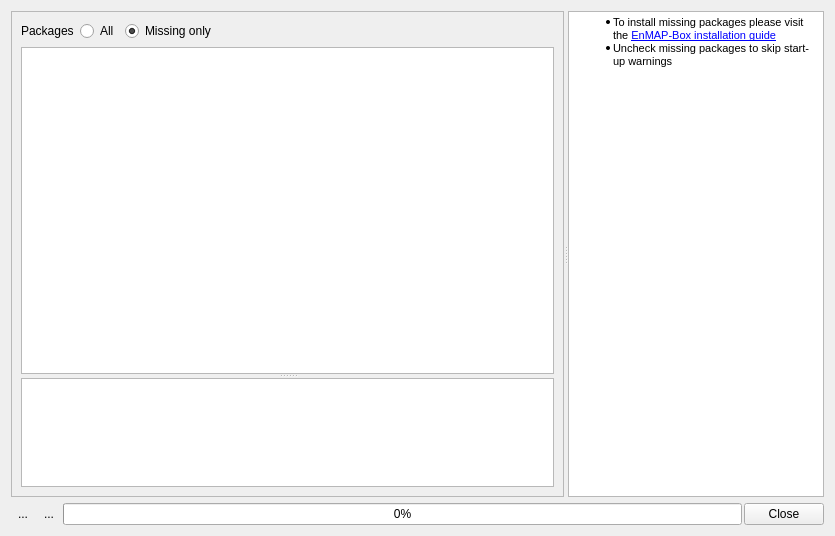
Qt form enmapbox/gui/ui/pippackageinstaller.ui (EnMAP-Box/enmap-box) before a commit.
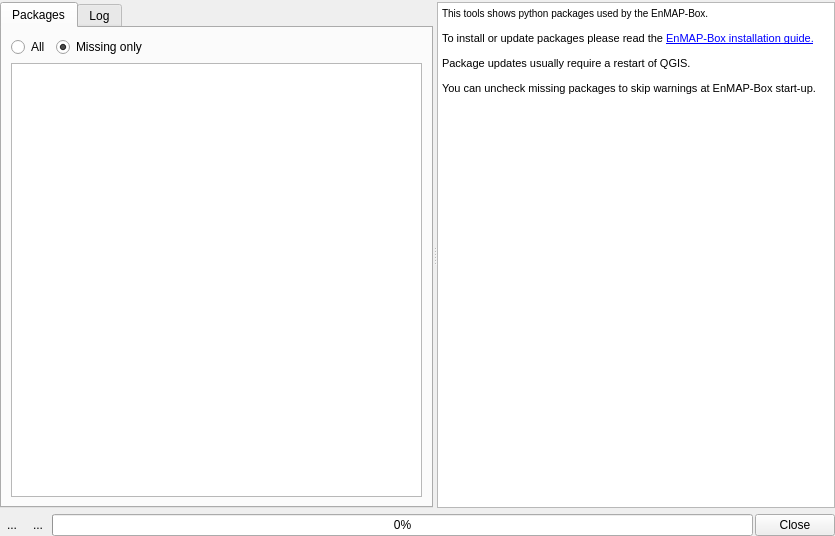
The same form after that commit. Icons and pictures are not drawn. Custom widgets are drawn as their Qt base class.

Commit message: PIP Installer GUI

Patch:
```diff
--- a/enmapbox/gui/ui/pippackageinstaller.ui
+++ b/enmapbox/gui/ui/pippackageinstaller.ui
@@ -13,32 +13,33 @@
   <property name="windowTitle">
    <string>PyPI Package Info</string>
   </property>
-  <layout class="QVBoxLayout" name="verticalLayout_2">
-   <item>
-    <widget class="QSplitter" name="splitter_2">
-     <property name="sizePolicy">
-      <sizepolicy hsizetype="Expanding" vsizetype="Preferred">
-       <horstretch>0</horstretch>
-       <verstretch>2</verstretch>
-      </sizepolicy>
-     </property>
-     <property name="orientation">
-      <enum>Qt::Horizontal</enum>
-     </property>
-     <widget class="QFrame" name="frame">
-      <property name="sizePolicy">
-       <sizepolicy hsizetype="Preferred" vsizetype="Preferred">
-        <horstretch>2</horstretch>
-        <verstretch>0</verstretch>
-       </sizepolicy>
-      </property>
-      <property name="frameShape">
-       <enum>QFrame::StyledPanel</enum>
-      </property>
-      <property name="frameShadow">
-       <enum>QFrame::Raised</enum>
-      </property>
       <layout class="QVBoxLayout" name="verticalLayout">
+   <property name="leftMargin">
+    <number>0</number>
+   </property>
+   <property name="topMargin">
+    <number>2</number>
+   </property>
+   <property name="rightMargin">
+    <number>0</number>
+   </property>
+   <property name="bottomMargin">
+    <number>0</number>
+   </property>
+   <item>
+    <widget class="QSplitter" name="splitter_2">
+     <property name="orientation">
+      <enum>Qt::Horizontal</enum>
+     </property>
+     <widget class="QTabWidget" name="tabWidget">
+      <property name="currentIndex">
+       <number>0</number>
+      </property>
+      <widget class="QWidget" name="tabTable">
+       <attribute name="title">
+        <string>Packages</string>
+       </attribute>
+       <layout class="QVBoxLayout" name="verticalLayout_3">
        <item>
         <layout class="QHBoxLayout" name="horizontalLayout">
          <property name="spacing">
@@ -47,13 +48,6 @@
          <property name="topMargin">
           <number>0</number>
          </property>
-         <item>
-          <widget class="QLabel" name="label_2">
-           <property name="text">
-            <string>Packages</string>
-           </property>
-          </widget>
-         </item>
          <item>
           <widget class="QRadioButton" name="rbAll">
            <property name="text">
@@ -111,7 +105,17 @@
            <bool>false</bool>
           </attribute>
          </widget>
-         <widget class="QTextBrowser" name="textBrowser">
+         </widget>
+        </item>
+       </layout>
+      </widget>
+      <widget class="QWidget" name="tabLog">
+       <attribute name="title">
+        <string>Log</string>
+       </attribute>
+       <layout class="QVBoxLayout" name="verticalLayout_4">
+        <item>
+         <widget class="QTextBrowser" name="tbLog">
           <property name="sizePolicy">
            <sizepolicy hsizetype="Expanding" vsizetype="Preferred">
             <horstretch>0</horstretch>
@@ -122,18 +126,20 @@
            <bool>true</bool>
           </property>
          </widget>
-        </widget>
        </item>
       </layout>
      </widget>
-     <widget class="QTextBrowser" name="textBrowser_2">
+     </widget>
+     <widget class="QTextBrowser" name="tbHelp">
       <property name="html">
        <string>&lt;!DOCTYPE HTML PUBLIC &quot;-//W3C//DTD HTML 4.0//EN&quot; &quot;http://www.w3.org/TR/REC-html40/strict.dtd&quot;&gt;
 &lt;html&gt;&lt;head&gt;&lt;meta name=&quot;qrichtext&quot; content=&quot;1&quot; /&gt;&lt;style type=&quot;text/css&quot;&gt;
 p, li { white-space: pre-wrap; }
 &lt;/style&gt;&lt;/head&gt;&lt;body style=&quot; font-family:'MS Shell Dlg 2'; font-size:7.8pt; font-weight:400; font-style:normal;&quot;&gt;
-&lt;ul style=&quot;margin-top: 0px; margin-bottom: 0px; margin-left: 0px; margin-right: 0px; -qt-list-indent: 1;&quot;&gt;&lt;li style=&quot; font-size:8pt;&quot; style=&quot; margin-top:12px; margin-bottom:0px; margin-left:0px; margin-right:0px; -qt-block-indent:0; text-indent:0px;&quot;&gt;To install missing packages please visit the &lt;a href=&quot;https://enmap-box.readthedocs.io/en/latest/usr_section/usr_installation.html&quot;&gt;&lt;span style=&quot; text-decoration: underline; color:#0000ff;&quot;&gt;EnMAP-Box installation guide&lt;/span&gt;&lt;/a&gt;&lt;/li&gt;
-&lt;li style=&quot; font-size:8pt;&quot; style=&quot; margin-top:0px; margin-bottom:12px; margin-left:0px; margin-right:0px; -qt-block-indent:0; text-indent:0px;&quot;&gt;Uncheck missing packages to skip start-up warnings&lt;/li&gt;&lt;/ul&gt;&lt;/body&gt;&lt;/html&gt;</string>
+&lt;p style=&quot; margin-top:12px; margin-bottom:0px; margin-left:0px; margin-right:0px; -qt-block-indent:0; text-indent:0px;&quot;&gt;This tools shows python packages used by the EnMAP-Box.&lt;/p&gt;
+&lt;p style=&quot; margin-top:12px; margin-bottom:0px; margin-left:0px; margin-right:0px; -qt-block-indent:0; text-indent:0px;&quot;&gt;&lt;span style=&quot; font-size:8pt;&quot;&gt;To install or update packages please read the &lt;/span&gt;&lt;a href=&quot;https://enmap-box.readthedocs.io/en/latest/usr_section/usr_installation.html&quot;&gt;&lt;span style=&quot; font-size:8pt; text-decoration: underline; color:#0000ff;&quot;&gt;EnMAP-Box installation guide.&lt;/span&gt;&lt;/a&gt;&lt;/p&gt;
+&lt;p style=&quot; margin-top:12px; margin-bottom:12px; margin-left:0px; margin-right:0px; -qt-block-indent:0; text-indent:0px;&quot;&gt;&lt;span style=&quot; font-size:8pt;&quot;&gt;Package updates usually require a restart of QGIS. &lt;/span&gt;&lt;/p&gt;
+&lt;p style=&quot; margin-top:0px; margin-bottom:12px; margin-left:0px; margin-right:0px; -qt-block-indent:0; text-indent:0px;&quot;&gt;&lt;span style=&quot; font-size:8pt;&quot;&gt;You can uncheck missing packages to skip warnings at EnMAP-Box start-up.&lt;/span&gt;&lt;/p&gt;&lt;/body&gt;&lt;/html&gt;</string>
       </property>
      </widget>
     </widget>
```
Lines whose indentation alone changed are shown as unchanged. The commit also changes 1 other file.
